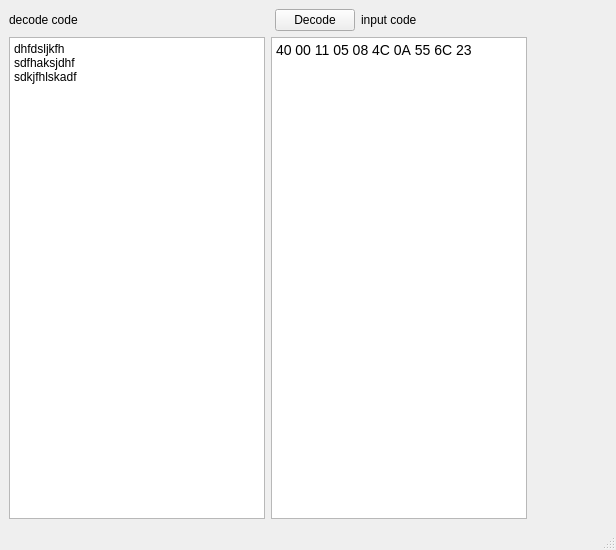
This is vrf/ui/vrf_decode.ui in cross-sky/pyqt5 as Qt 5 draws it before an edit. The edited form follows.
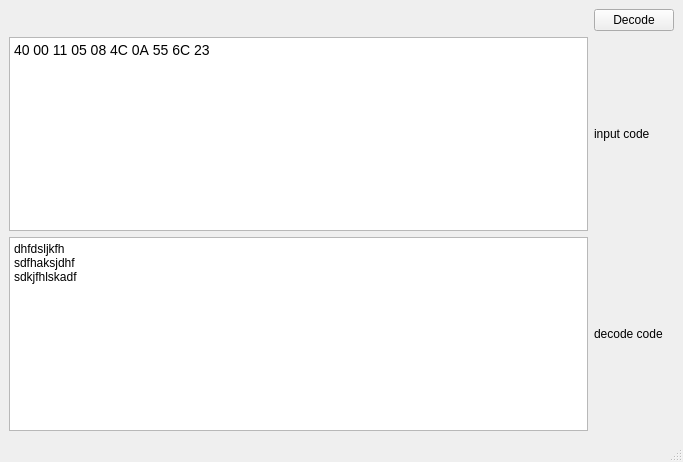
This is the edited form.

Patch:
```diff
--- a/vrf/ui/vrf_decode.ui
+++ b/vrf/ui/vrf_decode.ui
@@ -6,69 +6,41 @@
    <rect>
     <x>0</x>
     <y>0</y>
-    <width>616</width>
-    <height>550</height>
+    <width>683</width>
+    <height>462</height>
    </rect>
   </property>
   <property name="windowTitle">
    <string>MainWindow</string>
   </property>
   <widget class="QWidget" name="centralwidget">
-   <layout class="QVBoxLayout" name="verticalLayout">
-    <item>
-     <layout class="QHBoxLayout" name="horizontalLayout">
-      <item>
-       <widget class="QLabel" name="label_2">
-        <property name="text">
-         <string>decode code</string>
-        </property>
-       </widget>
-      </item>
-      <item>
-       <spacer name="horizontalSpacer_2">
-        <property name="orientation">
-         <enum>Qt::Horizontal</enum>
-        </property>
-        <property name="sizeHint" stdset="0">
-         <size>
-          <width>13</width>
-          <height>20</height>
-         </size>
-        </property>
-       </spacer>
-      </item>
-      <item>
+   <layout class="QGridLayout" name="gridLayout">
+    <item row="0" column="1">
        <widget class="QPushButton" name="decodeButton">
         <property name="text">
          <string>Decode</string>
         </property>
        </widget>
       </item>
-      <item>
+    <item row="1" column="0">
+     <widget class="QTextEdit" name="inputText">
+      <property name="html">
+       <string>&lt;!DOCTYPE HTML PUBLIC &quot;-//W3C//DTD HTML 4.0//EN&quot; &quot;http://www.w3.org/TR/REC-html40/strict.dtd&quot;&gt;
+&lt;html&gt;&lt;head&gt;&lt;meta name=&quot;qrichtext&quot; content=&quot;1&quot; /&gt;&lt;style type=&quot;text/css&quot;&gt;
+p, li { white-space: pre-wrap; }
+&lt;/style&gt;&lt;/head&gt;&lt;body style=&quot; font-family:'SimSun'; font-size:9pt; font-weight:400; font-style:normal;&quot;&gt;
+&lt;p style=&quot; margin-top:12px; margin-bottom:12px; margin-left:0px; margin-right:0px; -qt-block-indent:0; text-indent:0px;&quot;&gt;&lt;span style=&quot; font-family:'Consolas','Courier New','monospace'; font-size:14px; color:#000000;&quot;&gt;40 00 11 05 08 4C 0A 55 6C 23&lt;/span&gt;&lt;/p&gt;&lt;/body&gt;&lt;/html&gt;</string>
+      </property>
+     </widget>
+    </item>
+    <item row="1" column="1">
        <widget class="QLabel" name="label">
         <property name="text">
          <string>input code</string>
         </property>
        </widget>
       </item>
-      <item>
-       <spacer name="horizontalSpacer">
-        <property name="orientation">
-         <enum>Qt::Horizontal</enum>
-        </property>
-        <property name="sizeHint" stdset="0">
-         <size>
-          <width>14</width>
-          <height>20</height>
-         </size>
-        </property>
-       </spacer>
-      </item>
-     </layout>
-    </item>
-    <item>
-     <layout class="QHBoxLayout" name="horizontalLayout_2">
-      <item>
+    <item row="2" column="0">
        <widget class="QTextEdit" name="outputText">
         <property name="html">
          <string>&lt;!DOCTYPE HTML PUBLIC &quot;-//W3C//DTD HTML 4.0//EN&quot; &quot;http://www.w3.org/TR/REC-html40/strict.dtd&quot;&gt;
@@ -81,31 +53,12 @@
         </property>
        </widget>
       </item>
-      <item>
-       <widget class="QTextEdit" name="inputText">
-        <property name="html">
-         <string>&lt;!DOCTYPE HTML PUBLIC &quot;-//W3C//DTD HTML 4.0//EN&quot; &quot;http://www.w3.org/TR/REC-html40/strict.dtd&quot;&gt;
-&lt;html&gt;&lt;head&gt;&lt;meta name=&quot;qrichtext&quot; content=&quot;1&quot; /&gt;&lt;style type=&quot;text/css&quot;&gt;
-p, li { white-space: pre-wrap; }
-&lt;/style&gt;&lt;/head&gt;&lt;body style=&quot; font-family:'SimSun'; font-size:9pt; font-weight:400; font-style:normal;&quot;&gt;
-&lt;p style=&quot; margin-top:12px; margin-bottom:12px; margin-left:0px; margin-right:0px; -qt-block-indent:0; text-indent:0px;&quot;&gt;&lt;span style=&quot; font-family:'Consolas','Courier New','monospace'; font-size:14px; color:#000000;&quot;&gt;40 00 11 05 08 4C 0A 55 6C 23&lt;/span&gt;&lt;/p&gt;&lt;/body&gt;&lt;/html&gt;</string>
-        </property>
-       </widget>
-      </item>
-      <item>
-       <spacer name="horizontalSpacer_3">
-        <property name="orientation">
-         <enum>Qt::Horizontal</enum>
-        </property>
-        <property name="sizeHint" stdset="0">
-         <size>
-          <width>29</width>
-          <height>189</height>
-         </size>
-        </property>
-       </spacer>
-      </item>
-     </layout>
+    <item row="2" column="1">
+     <widget class="QLabel" name="label_2">
+      <property name="text">
+       <string>decode code</string>
+      </property>
+     </widget>
     </item>
    </layout>
   </widget>
```
Left out of the diff: 2 changed lines with no effect on the pictures. Lines whose indentation alone changed are shown as unchanged.
